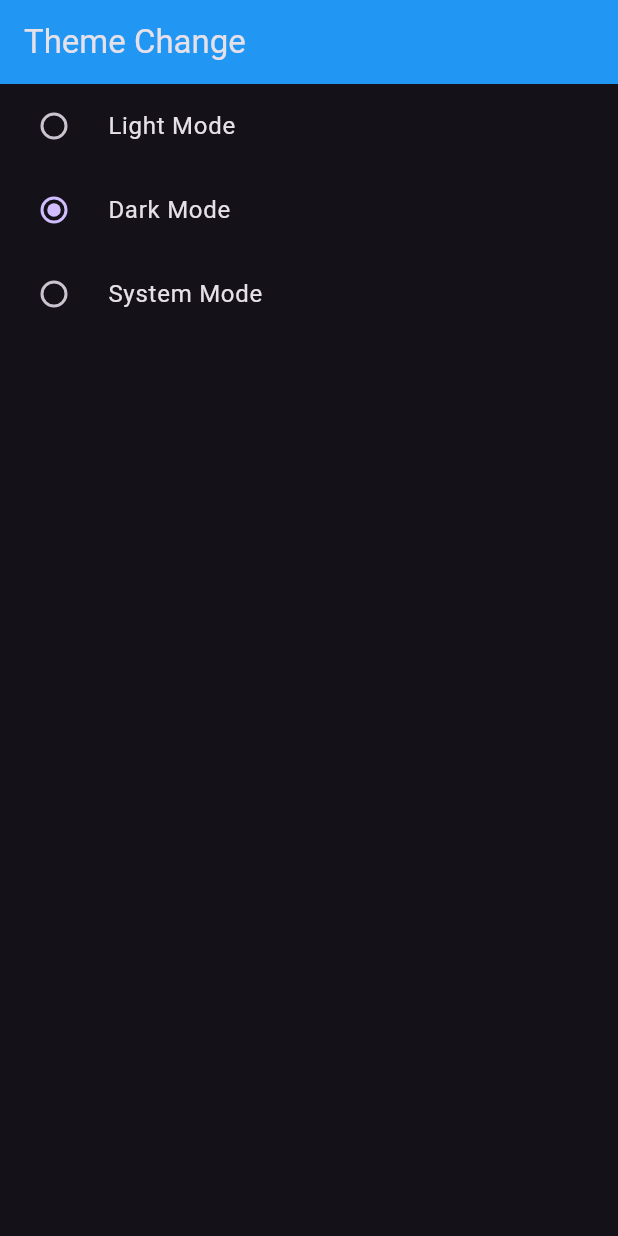
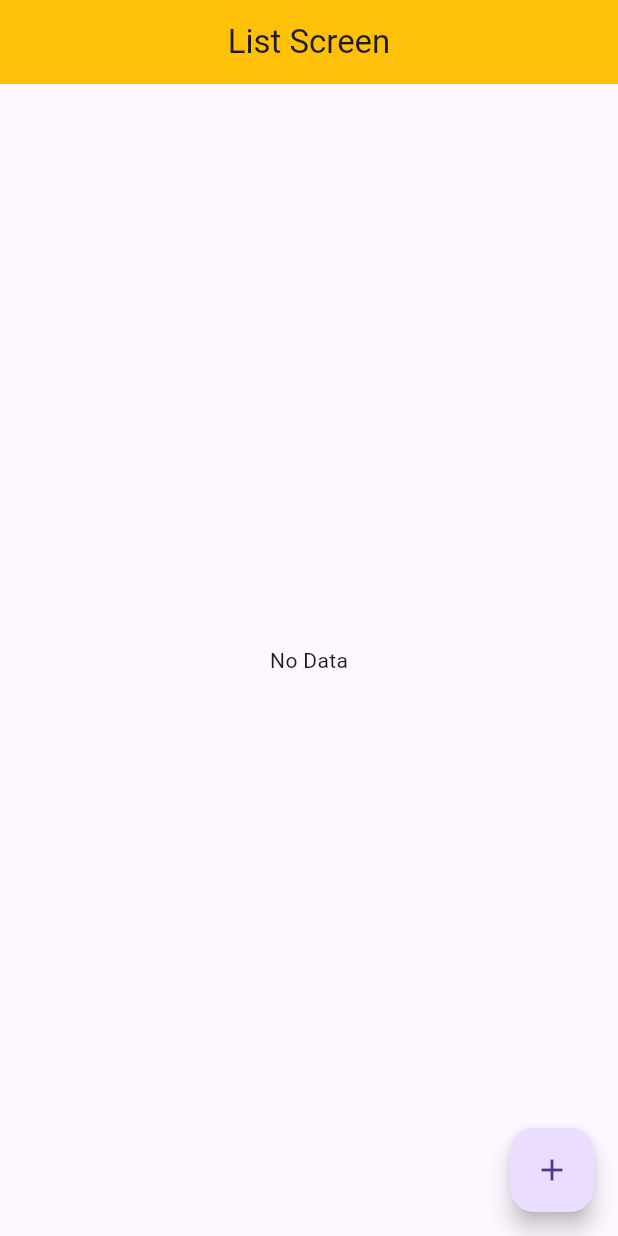
Before and after one commit to buildwithayush/provider_state_management, a Flutter app: the screen it shows after launch, on a phone screen of 412 x 824 dp. Run offline on Flutter 3.47's test engine with Material 3 defaults, Android fonts, the phone set to English and light mode, and no system bars.

Commit message:
feat(list): add ListProvider and ListScreen for managing and displaying a list

```diff
--- a/lib/main.dart
+++ b/lib/main.dart
@@ -1,9 +1,10 @@
 import 'package:flutter/material.dart';
 import 'package:learn_provider/provider/count_provider.dart';
 import 'package:learn_provider/provider/favorite_provider.dart';
+import 'package:learn_provider/provider/list_provider.dart';
 import 'package:learn_provider/provider/slider_example_provider.dart';
 import 'package:learn_provider/provider/theme_provider.dart';
-import 'package:learn_provider/screens/dark_theme_screen.dart';
+import 'package:learn_provider/screens/list_screen.dart';
 import 'package:provider/provider.dart';
 
 void main() {
@@ -21,6 +22,7 @@ class MyApp extends StatelessWidget {
         ChangeNotifierProvider(create: (_) => SliderExampleProvider()),
         ChangeNotifierProvider(create: (_) => FavoriteItemProvider()),
         ChangeNotifierProvider(create: (_) => ThemeChangeProvider()),
+        ChangeNotifierProvider(create: (_) => ListProvider()),
       ],
 
       child: Builder(
@@ -30,13 +32,13 @@ class MyApp extends StatelessWidget {
             themeMode: themeChanger.themeMode,
             debugShowCheckedModeBanner: false,
             title: 'Learning Provider State Management',
-            home: DarkThemeScreen(),
+            home: ListScreen(),
 
-            darkTheme: ThemeData(
-              brightness: Brightness.dark,
-              primaryColor: Colors.blue,
-              appBarTheme: const AppBarTheme(backgroundColor: Colors.blue),
-            ),
+            // darkTheme: ThemeData(
+            //   brightness: Brightness.dark,
+            //   primaryColor: Colors.black,
+            //   appBarTheme: const AppBarTheme(backgroundColor: Colors.black),
+            // ),
 
             theme: ThemeData(
               primaryColor: Colors.blue,
--- /dev/null
+++ b/lib/provider/list_provider.dart
@@ -0,0 +1,10 @@
+import 'package:flutter/material.dart';
+
+class ListProvider extends ChangeNotifier {
+  List<Map<String, dynamic>> _mylist = [];
+  List getlist() => _mylist;
+  void addinlist(Map<String, dynamic> value) {
+    _mylist.add(value);
+    notifyListeners();
+  }
+}
--- /dev/null
+++ b/lib/screens/list_screen.dart
@@ -0,0 +1,47 @@
+import 'package:flutter/material.dart';
+import 'package:learn_provider/provider/list_provider.dart';
+import 'package:learn_provider/widgets/common_appbar.dart';
+import 'package:provider/provider.dart';
+
+class ListScreen extends StatelessWidget {
+  const ListScreen({super.key});
+
+  @override
+  Widget build(BuildContext context) {
+    print('AYush BUild');
+    return Scaffold(
+      appBar: const CommonAppBar(
+        title: 'List Screen',
+        centreTitle: true,
+        color: Colors.amber,
+      ),
+      body: Consumer<ListProvider>(
+        builder: (ctx, provider, _) {
+          var getData = provider.getlist();
+          return getData.isNotEmpty
+              ? ListView.builder(
+                  itemCount: getData.length,
+                  itemBuilder: (cont, value) {
+                    return ListTile(
+
+                      title: Text('${getData[value]['banana']}'),
+                      subtitle: Text('${getData[value]['apple']}'),
+                    );
+                  },
+                )
+              : Center(child: Text('No Data'));
+        },
+      ),
+
+      floatingActionButton: FloatingActionButton(
+        child: Icon(Icons.add),
+        onPressed: () {
+          context.read<ListProvider>().addinlist({
+            'apple': 'fruit',
+            'banana': 'yellowfruit',
+          });
+        },
+      ),
+    );
+  }
+}
--- /dev/null
+++ b/lib/widgets/common_appbar.dart
@@ -0,0 +1,25 @@
+import 'package:flutter/material.dart';
+
+class CommonAppBar extends StatelessWidget implements PreferredSizeWidget {
+   const CommonAppBar({
+    super.key,
+    required this.title,
+    this.centreTitle = false,
+    this.color,
+  });
+
+  final String title;
+  final Color? color;
+  final bool centreTitle;
+  @override
+  Widget build(BuildContext context) {
+    return AppBar(
+      centerTitle: centreTitle,
+      title: Text(title),
+      backgroundColor:color,
+    );
+  }
+
+  @override
+  Size get preferredSize => const Size.fromHeight(kToolbarHeight);
+}
```
Also changed, not shown: lib/widgets/common_textwidget.dart (added, +24 -0 lines).
